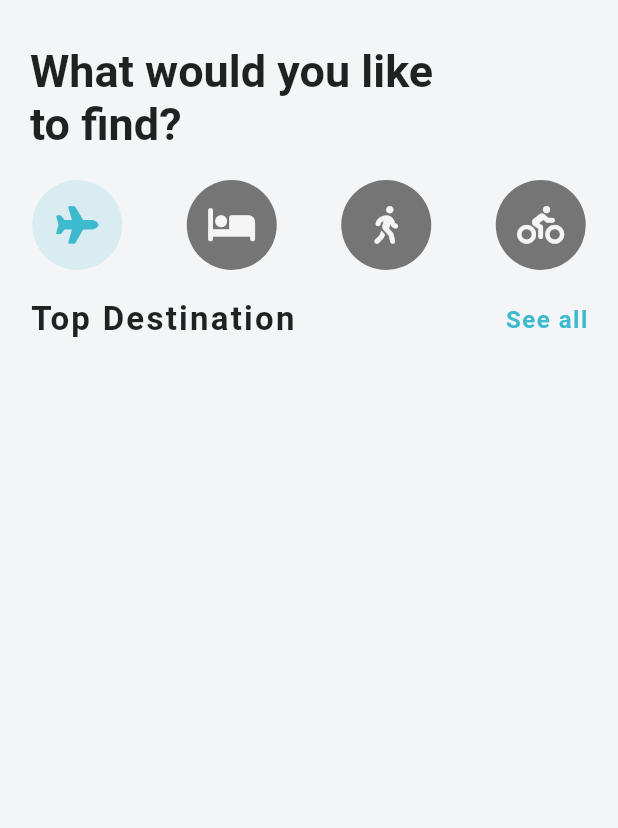
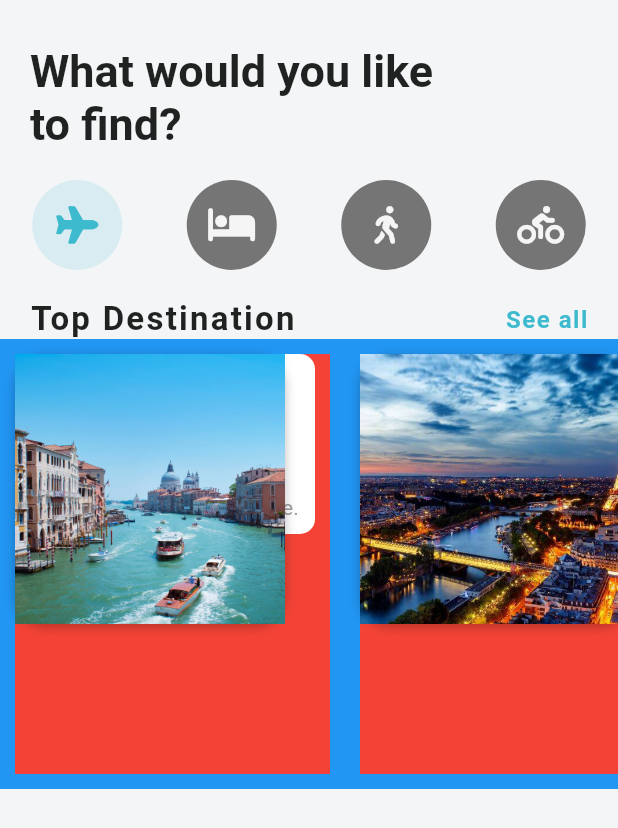
Before and after one commit to theJohnCode/flutter_travel_ui, a Flutter app: the screen it shows after launch, on a phone screen of 412 x 824 dp. Shown: the top 828 px of the screen. Run offline on Flutter 3.47's test engine with Material 2 defaults, Android fonts, the phone set to English and light mode, and no system bars; our stand-ins replace font_awesome_flutter.

Commit message:
added extra features

```diff
--- a/lib/screens/home_screen.dart
+++ b/lib/screens/home_screen.dart
@@ -1,5 +1,6 @@
 import 'package:flutter/material.dart';
 import 'package:font_awesome_flutter/font_awesome_flutter.dart';
+import 'package:travel_ui_app/widgets/destination_carousel.dart';
 
 class HomeScreen extends StatefulWidget {
   @override
@@ -72,32 +73,7 @@ class _HomeScreenState extends State<HomeScreen> {
             const SizedBox(
               height: 20,
             ),
-            Column(
-              children: <Widget>[
-                Padding(
-                  padding: const EdgeInsets.symmetric(horizontal: 20),
-                  child: Row(
-                      mainAxisAlignment: MainAxisAlignment.spaceBetween,
-                      children: <Widget>[
-                        const Text(
-                          'Top Destination',
-                          style: TextStyle(
-                              fontSize: 22,
-                              letterSpacing: 1.5,
-                              fontWeight: FontWeight.bold),
-                        ),
-                        Text(
-                          'See all',
-                          style: TextStyle(
-                              color: Theme.of(context).primaryColor,
-                              fontSize: 16,
-                              letterSpacing: 1.0,
-                              fontWeight: FontWeight.w600),
-                        ),
-                      ]),
-                ),
-              ],
-            )
+            const DestinationCarousel()
           ],
         ),
       ),
--- /dev/null
+++ b/lib/widgets/destination_carousel.dart
@@ -0,0 +1,110 @@
+import 'package:flutter/material.dart';
+import 'package:travel_ui_app/models/destination_model.dart';
+
+class DestinationCarousel extends StatelessWidget {
+  const DestinationCarousel({Key? key}) : super(key: key);
+
+  @override
+  Widget build(BuildContext context) {
+    return Column(
+      children: <Widget>[
+        Padding(
+          padding: const EdgeInsets.symmetric(horizontal: 20),
+          child: Row(
+              mainAxisAlignment: MainAxisAlignment.spaceBetween,
+              children: <Widget>[
+                const Text(
+                  'Top Destination',
+                  style: TextStyle(
+                      fontSize: 22,
+                      letterSpacing: 1.5,
+                      fontWeight: FontWeight.bold),
+                ),
+                GestureDetector(
+                  onTap: () {},
+                  child: Text(
+                    'See all',
+                    style: TextStyle(
+                        color: Theme.of(context).primaryColor,
+                        fontSize: 16,
+                        letterSpacing: 1.0,
+                        fontWeight: FontWeight.w600),
+                  ),
+                ),
+              ]),
+        ),
+        Container(
+          height: 300,
+          color: Colors.blue,
+          child: ListView.builder(
+            scrollDirection: Axis.horizontal,
+            itemCount: destinations.length,
+            itemBuilder: (context, index) {
+              Destination destination = destinations[index];
+              return Container(
+                margin: const EdgeInsets.all(10),
+                width: 210,
+                color: Colors.red,
+                child: Stack(
+                  children: <Widget>[
+                    Container(
+                      height: 120.0,
+                      width: 200.0,
+                      decoration: BoxDecoration(
+                          borderRadius: BorderRadius.circular(10),
+                          color: Colors.white),
+                      child: Padding(
+                        padding: const EdgeInsets.all(10.0),
+                        child: Column(
+                            mainAxisAlignment: MainAxisAlignment.end,
+                            crossAxisAlignment: CrossAxisAlignment.start,
+                            children: [
+                              Text(
+                                '${destination.activities.length} activities',
+                                style: const TextStyle(
+                                    fontSize: 22,
+                                    fontWeight: FontWeight.w600,
+                                    letterSpacing: 1.2),
+                              ),
+                              Text(
+                                destination.description,
+                                style: const TextStyle(
+                                  color: Colors.grey,
+                                ),
+                              ),
+                            ]),
+                      ),
+                    ),
+                    Container(
+                      decoration: BoxDecoration(
+                        color: Colors.white,
+                        borderRadius: BorderRadius.circular(20),
+                        boxShadow: const [
+                          BoxShadow(
+                            color: Colors.black26,
+                            offset: Offset(0, 2),
+                            blurRadius: 6.0,
+                          ),
+                        ],
+                      ),
+                      child: Stack(
+                        children: [
+                          Image(
+                            image: AssetImage(destination.imageUrl),
+                            height: 180,
+                            width: 180,
+                            fit: BoxFit.cover,
+                          ),
+                        ],
+                      ),
+                    ),
+                  ],
+                ),
+              );
+            },
+          ),
+        ),
+      ],
+    );
+  }
+}
--- a/pubspec.yaml
+++ b/pubspec.yaml
@@ -60,9 +60,8 @@ flutter:
   uses-material-design: true
 
   # To add assets to your application, add an assets section, like this:
-  # assets:
-  #   - images/a_dot_burr.jpeg
-  #   - images/a_dot_ham.jpeg
+  assets:
+    - assets/images/
 
   # An image asset can refer to one or more resolution-specific "variants", see
   # https://flutter.dev/assets-and-images/#resolution-aware
```
